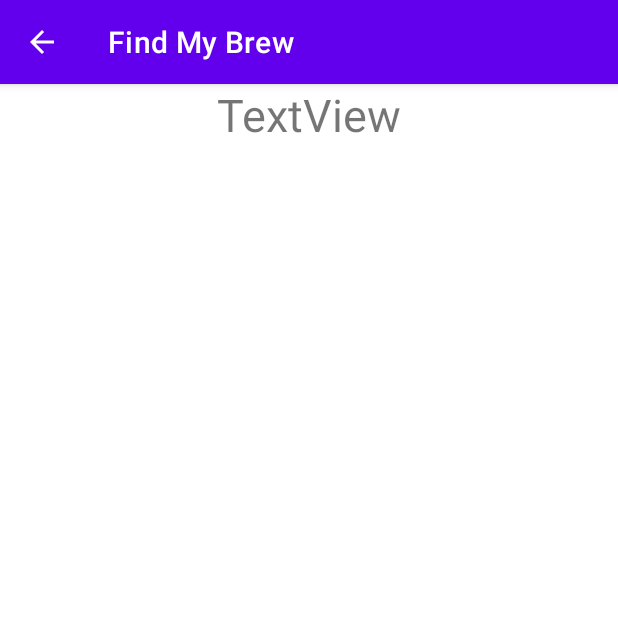
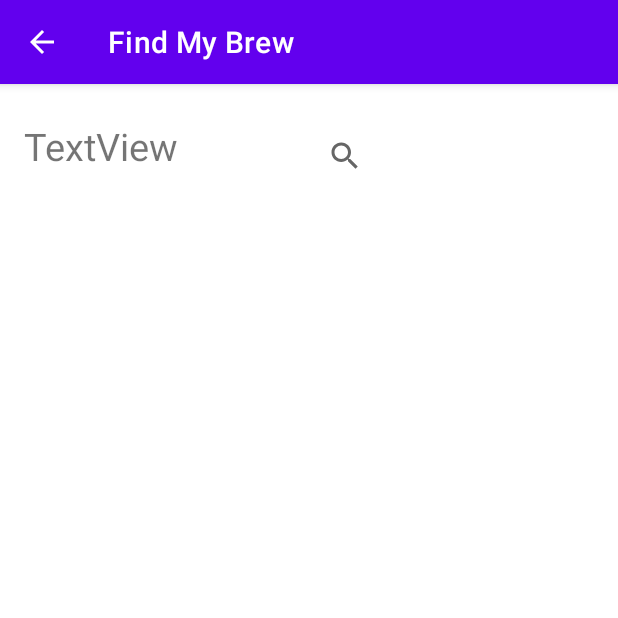
Before and after one commit to alee614/Find-My-Brew, an Android app: the ResultActivity screen opened directly, with no data from a screen before it, on a phone screen of 412 x 824 dp, the top half of it. Run offline under Robolectric (Android 15) with nearby library versions, the phone set to English and light mode, and no system bars; our stand-ins replace Picasso; pictures from the network do not load; 4 statements that could not run were skipped.

Commit message:
extra extra credit

```diff
--- a/app/build.gradle
+++ b/app/build.gradle
@@ -40,5 +40,8 @@ dependencies {
     androidTestImplementation 'androidx.test.espresso:espresso-core:3.3.0'
     implementation 'com.loopj.android:android-async-http:1.4.9'
     implementation 'com.squareup.picasso:picasso:2.71828'
+    implementation 'com.android.volley:volley:1.1.0'
+    implementation 'com.google.code.gson:gson:2.6.2'
+
 
 }
--- a/app/src/main/java/com/example/findmybrew/ResultActivity.java
+++ b/app/src/main/java/com/example/findmybrew/ResultActivity.java
@@ -1,8 +1,12 @@
 package com.example.findmybrew;
 
+import android.app.SearchManager;
+import android.content.Context;
 import android.content.Intent;
 import android.os.Bundle;
 import android.util.Log;
+import android.view.Menu;
+import android.widget.SearchView;
 import android.widget.TextView;
 
 import androidx.annotation.Nullable;
@@ -16,6 +20,9 @@ public class ResultActivity extends AppCompatActivity {
     private TextView results;
     private RecyclerView recyclerView;
     private ArrayList<Beer> beersInfo;
+    private BeerAdapter adapter;
+
+    private SearchView searchView;
 
 
     @Override
@@ -35,10 +42,42 @@ public class ResultActivity extends AppCompatActivity {
         String size = Integer.toString(beersInfo.size());
 
         results.setText(getString(R.string.returnResults, beersInfo.size()));
-        BeerAdapter adapter = new BeerAdapter(beersInfo, this);
-        recyclerView.setAdapter(adapter);
-        recyclerView.setLayoutManager(new LinearLayoutManager(this));
+        adapter = new BeerAdapter(beersInfo, this);
+
+        Log.d("adapter", String.valueOf(adapter.getItemCount()));
 
 
+        recyclerView.setLayoutManager(new LinearLayoutManager(getApplicationContext()));
+        recyclerView.setAdapter(adapter);
+
+        SearchManager searchManager = (SearchManager) getSystemService(Context.SEARCH_SERVICE);
+        searchView = findViewById(R.id.searchView);
+        searchView.setSearchableInfo(searchManager.getSearchableInfo(getComponentName()));
+        searchView.setOnQueryTextListener(new SearchView.OnQueryTextListener(){
+
+            @Override
+            public boolean onQueryTextSubmit(String query) {
+                adapter.getFilter().filter(query);
+                results.setText(getString(R.string.returnResults, adapter.getItemCount()));
+                Log.d("adapter size", String.valueOf(adapter.getItemCount()));
+                return false;
+            }
+
+            @Override
+            public boolean onQueryTextChange(String newText) {
+                adapter.getFilter().filter(newText);
+                results.setText(getString(R.string.returnResults, adapter.getItemCount()));
+                Log.d("adapter size", String.valueOf(adapter.getItemCount()));
+                return false;
+            }
+        });
+    }
+
+    public void onBackPress(){
+        if(!searchView.isIconified()) {
+            searchView.setIconified(true);
+            return;
+        }
+        super.onBackPressed();
     }
 }
--- a/app/src/main/res/layout/activity_result.xml
+++ b/app/src/main/res/layout/activity_result.xml
@@ -6,26 +6,46 @@
     android:layout_width="match_parent"
     android:layout_height="match_parent">
 
-    <TextView
-        android:id="@+id/textView_result"
-        android:layout_width="wrap_content"
+    <LinearLayout
+        android:id="@+id/linearLayout3"
+        android:layout_width="match_parent"
         android:layout_height="wrap_content"
-        android:text="TextView"
-        android:textSize="30sp"
+        android:layout_marginStart="16dp"
+        android:layout_marginTop="24dp"
+        android:layout_marginEnd="16dp"
+        android:orientation="horizontal"
         app:layout_constraintEnd_toEndOf="parent"
         app:layout_constraintStart_toStartOf="parent"
-        app:layout_constraintTop_toTopOf="parent" />
+        app:layout_constraintTop_toTopOf="parent">
+
+        <TextView
+            android:id="@+id/textView_result"
+            android:layout_width="match_parent"
+            android:layout_height="wrap_content"
+            android:layout_weight="1"
+            android:text="TextView"
+            android:textSize="25sp" />
+
+        <SearchView
+            android:id="@+id/searchView"
+            android:layout_width="match_parent"
+            android:layout_height="wrap_content"
+            android:layout_weight="1" />
+    </LinearLayout>
 
     <androidx.recyclerview.widget.RecyclerView
         android:id="@+id/recyclerView"
         android:layout_width="0dp"
         android:layout_height="0dp"
         android:layout_marginStart="8dp"
-        android:layout_marginTop="32dp"
+        android:layout_marginTop="16dp"
         android:layout_marginEnd="8dp"
         android:layout_marginBottom="8dp"
         app:layout_constraintBottom_toBottomOf="parent"
         app:layout_constraintEnd_toEndOf="parent"
         app:layout_constraintStart_toStartOf="parent"
-        app:layout_constraintTop_toBottomOf="@+id/textView_result" />
+        app:layout_constraintTop_toBottomOf="@+id/linearLayout3">
+
+    </androidx.recyclerview.widget.RecyclerView>
+
 </androidx.constraintlayout.widget.ConstraintLayout>
--- a/app/src/main/res/values/strings.xml
+++ b/app/src/main/res/values/strings.xml
@@ -15,4 +15,9 @@
     <string name="foodPairing">Food Pairings:</string>
     <string name="brewsters">Brewster\'s tips:</string>
 
+    <string name="action_search">Search</string>
+    <string name="search_hint">Type name…</string>
+
+
+
 </resources>
--- /dev/null
+++ b/app/src/main/res/xml/searchable.xml
@@ -0,0 +1,4 @@
+<?xml version="1.0" encoding="utf-8"?>
+<searchable xmlns:android="http://schemas.android.com/apk/res/android"
+    android:hint="@string/search_hint"
+    android:label="@string/app_name" />
```
Also changed, not shown: app/src/main/AndroidManifest.xml (+12 -1 lines), app/src/main/java/com/example/findmybrew/BeerAdapter.java (+38 -2 lines).
